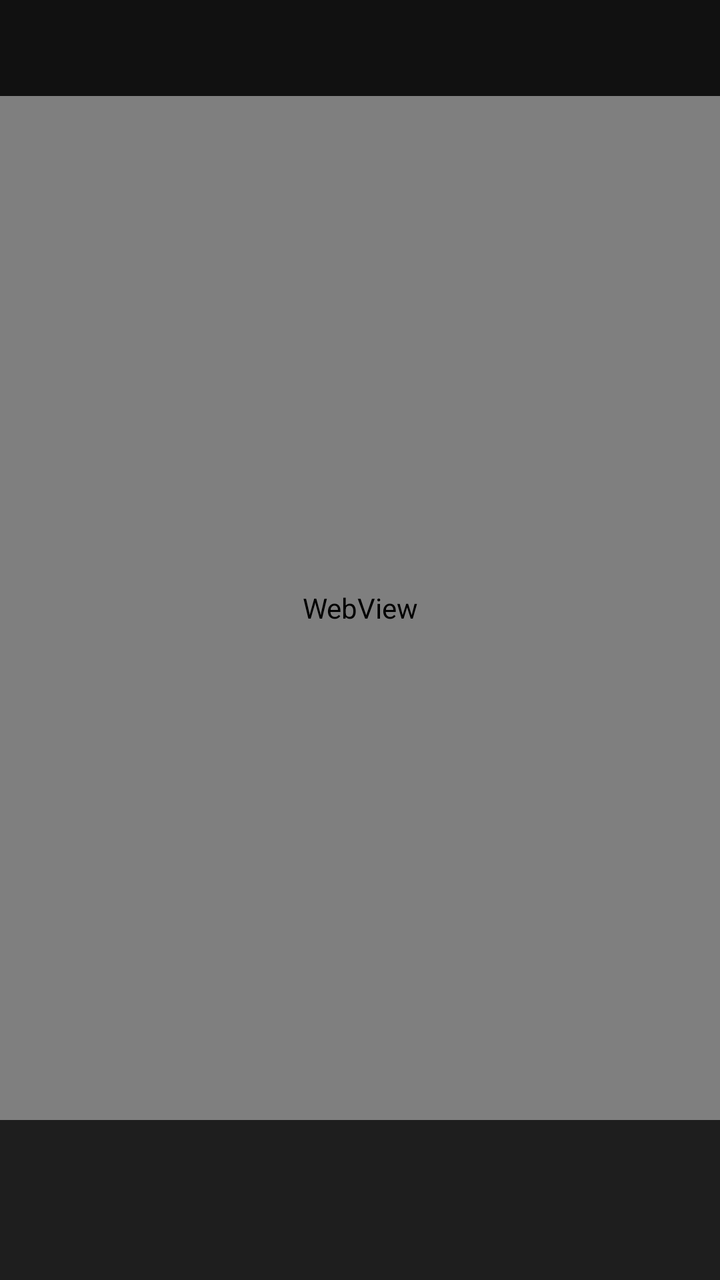
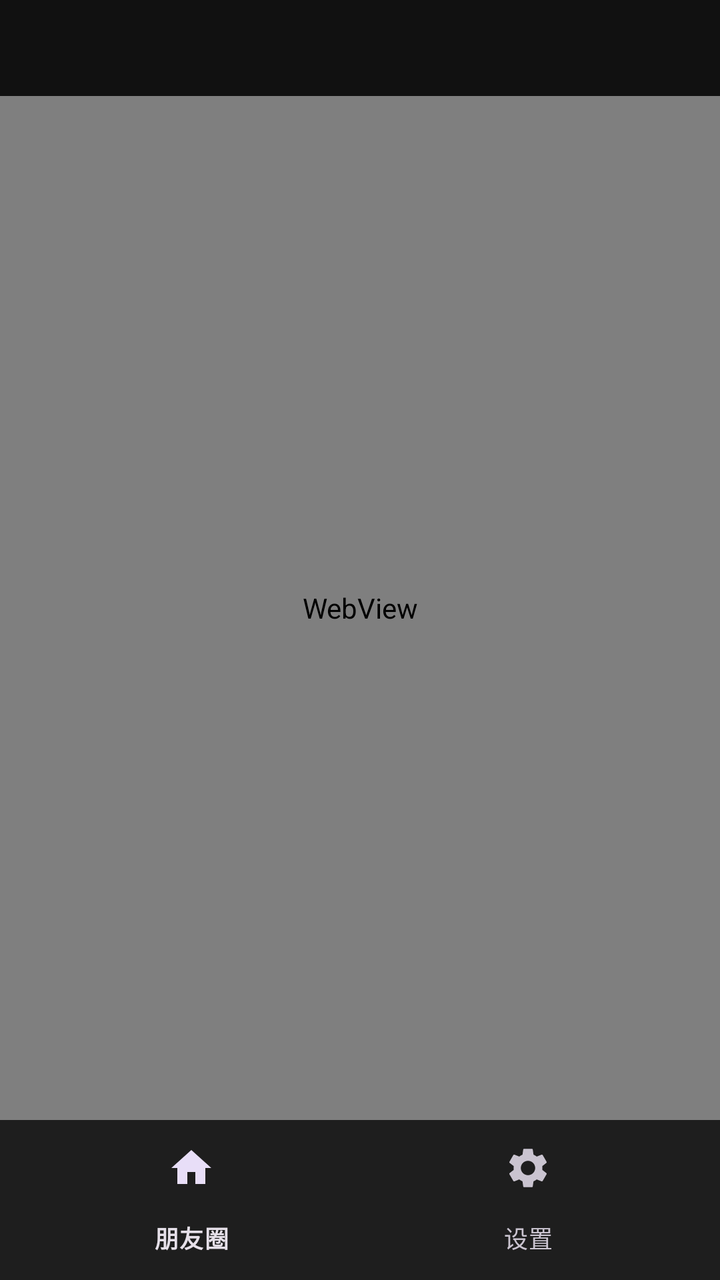

The first picture is an Android layout as it rendered before a commit; the second is the same layout after the commit. The layout source and the unified diff follow.
<!-- AndroidManifest.xml: application theme Theme.Amigo -->
<!-- res/layout/activity_main.xml -->
<?xml version="1.0" encoding="utf-8"?>
<LinearLayout xmlns:android="http://schemas.android.com/apk/res/android"
    android:layout_width="match_parent"
    android:layout_height="match_parent"
    android:orientation="vertical">

    <com.google.android.material.appbar.MaterialToolbar
        android:id="@+id/toolbar"
        android:layout_width="match_parent"
        android:layout_height="48dp"
        android:background="@color/bg"
        android:titleTextColor="@color/text" />

    <WebView
        android:id="@+id/webview"
        android:layout_width="match_parent"
        android:layout_height="0dp"
        android:layout_weight="1" />

    <com.google.android.material.bottomnavigation.BottomNavigationView
        android:id="@+id/bottom_nav"
        android:layout_width="match_parent"
        android:layout_height="wrap_content"
        android:background="@color/card" />

</LinearLayout>
<!-- resources referenced by this layout -->
<resources>
  <color name="bg">#111111</color>
  <color name="card">#1e1e1e</color>
  <color name="text">#e6e6e6</color>
  <style name="Theme.Amigo" parent="Theme.Material3.Dark.NoActionBar">
          <item name="colorPrimary">@color/green</item>
          <item name="colorOnPrimary">#ffffff</item>
          <item name="colorPrimaryContainer">#1e5c3a</item>
          <item name="colorSecondary">@color/green</item>
          <item name="android:colorBackground">@color/bg</item>
          <item name="android:navigationBarColor">@color/card</item>
          <item name="android:statusBarColor">@color/bg</item>
          <item name="android:windowLightStatusBar">false</item>
          <item name="bottomNavigationStyle">@style/Widget.Material3.BottomNavigationView</item>
      </style>
  <color name="green">#07C160</color>
</resources>

<!-- the commit's change to res/layout/activity_main.xml (unified diff, before → after) -->
@@ -1,5 +1,6 @@
 <?xml version="1.0" encoding="utf-8"?>
 <LinearLayout xmlns:android="http://schemas.android.com/apk/res/android"
+    xmlns:app="http://schemas.android.com/apk/res-auto"
     android:layout_width="match_parent"
     android:layout_height="match_parent"
     android:orientation="vertical">
@@ -21,6 +22,7 @@
         android:id="@+id/bottom_nav"
         android:layout_width="match_parent"
         android:layout_height="wrap_content"
-        android:background="@color/card" />
+        android:background="@color/card"
+        app:menu="@menu/bottom_nav" />
 
 </LinearLayout>
